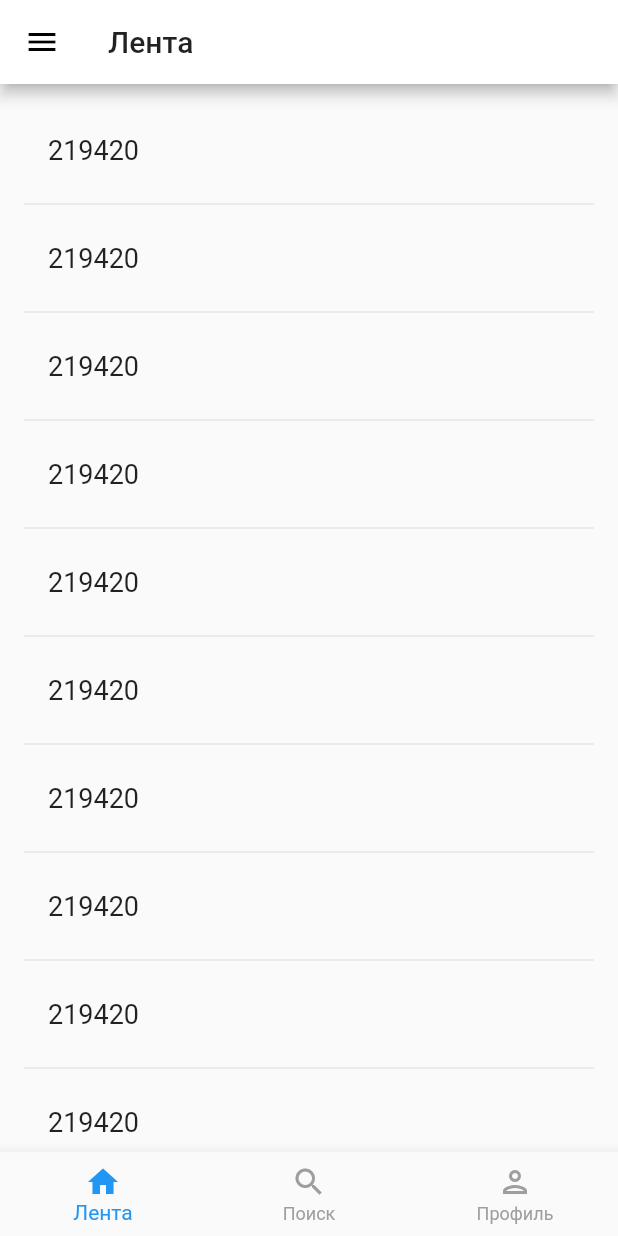
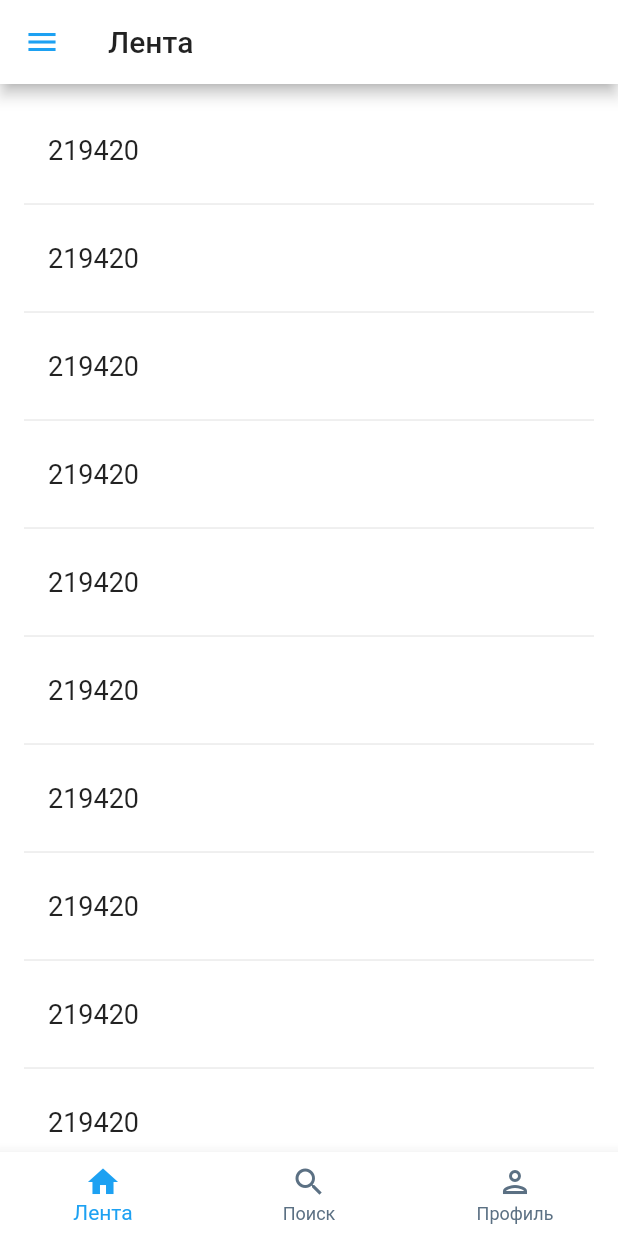
Before and after one commit to whatever125/profi_vypusk, a Flutter app: the screen it shows after launch, on a phone screen of 412 x 824 dp. Run offline on Flutter 3.47's test engine with Material 2 defaults, Android fonts, the phone set to English and light mode, and no system bars.

Commit message:
Обновление темной и светлой тем

```diff
--- a/lib/main.dart
+++ b/lib/main.dart
@@ -15,19 +15,48 @@ class MyApp extends StatelessWidget {
     return MaterialApp(
       title: 'PROFIВЫБОР',
       home: TabsPage(),
-      theme: ThemeData(
-        brightness: Brightness.light,
-        primaryColor: Colors.white,
-        textTheme: TextTheme(
-          headline6: TextStyle(fontSize: 36.0),
-        ),
-      ),
-      darkTheme: ThemeData(
-        brightness: Brightness.dark,
-      ),
+      theme: AppTheme.lightTheme,
+      darkTheme: AppTheme.darkTheme,
       themeMode: ThemeMode.system,
     );
   }
+}
+
+
+class AppTheme {
+  static final ThemeData lightTheme = ThemeData(
+    brightness: Brightness.light,
+    primaryColor: Color(0xFFFFFFFF),
+    backgroundColor: Color(0xFFFFFFFF),
+    scaffoldBackgroundColor: Color(0xFFFFFFFF),
+    canvasColor: Color(0xFFFFFFFF),
+    appBarTheme: AppBarTheme(
+      iconTheme: IconThemeData(
+        color: Color(0xFF1DA1F2),
+      ),
+    ),
+    bottomNavigationBarTheme: BottomNavigationBarThemeData(
+      selectedItemColor: Color(0xFF1DA1F2),
+      unselectedItemColor: Color(0xFF5B7083),
+    ),
+  );
+
+  static final ThemeData darkTheme = ThemeData(
+    brightness: Brightness.dark,
+    primaryColor: Color(0xFF15202B),
+    backgroundColor: Color(0xFF15202B),
+    scaffoldBackgroundColor: Color(0xFF15202B),
+    canvasColor: Color(0xFF15202B),
+    appBarTheme: AppBarTheme(
+      iconTheme: IconThemeData(
+        color: Color(0xFF1DA1F2),
+      ),
+    ),
+    bottomNavigationBarTheme: BottomNavigationBarThemeData(
+      selectedItemColor: Color(0xFF1DA1F2),
+      unselectedItemColor: Color(0xFF8899A6),
+    ),
+  );
 }
 
 
@@ -63,8 +92,6 @@ class _TabsPageState extends State<TabsPage> {
               label: tabItem.label,
             )
         ],
-        selectedItemColor: Colors.blue,
-        unselectedItemColor: Colors.grey,
       ),
     );
   }
@@ -159,9 +186,7 @@ class Search extends StatelessWidget {
       body: Center(
         child: Text(
           'Search',
-          style: TextStyle(
-            fontSize: 24.0
-          )
+          style: TextStyle(fontSize: 24.0)
         ),
       ),
     );
@@ -178,9 +203,7 @@ class Favorite extends StatelessWidget {
       body: Center(
         child: Text(
           'Favorites',
-          style: TextStyle(
-            fontSize: 24.0
-          )
+          style: TextStyle(fontSize: 24.0)
         ),
       ),
     );
@@ -197,9 +220,7 @@ class Profile extends StatelessWidget {
       body: Center(
         child: Text(
           'Profile',
-          style: TextStyle(
-            fontSize: 24.0,
-          )
+          style: TextStyle(fontSize: 24.0)
         ),
       ),
     );
```
